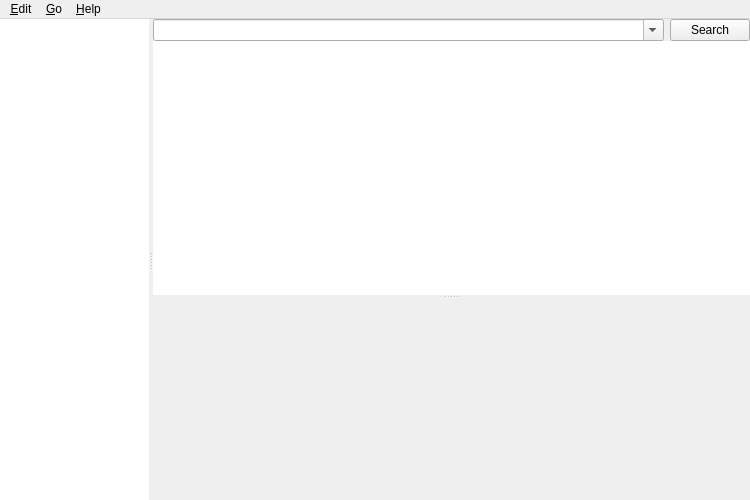
First picture: the form in designer/browser.ui, repository ankitects/anki, before the edit.
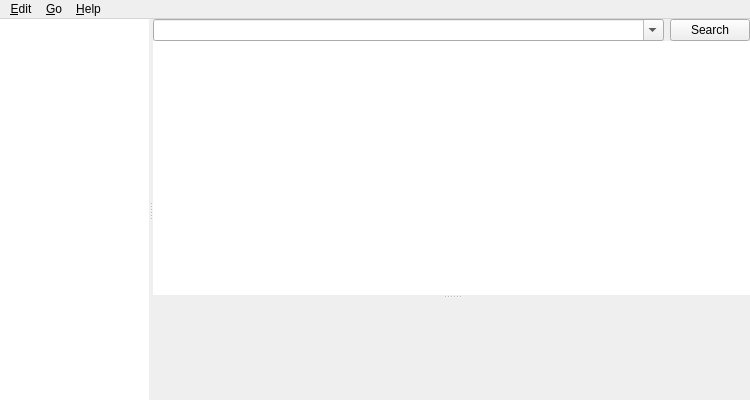
Second picture: the form after the edit. Icons and pictures are not drawn.

Commit message: decrease minimum height of browser

```diff
--- a/designer/browser.ui
+++ b/designer/browser.ui
@@ -7,13 +7,13 @@
     <x>0</x>
     <y>0</y>
     <width>750</width>
-    <height>500</height>
+    <height>400</height>
    </rect>
   </property>
   <property name="minimumSize">
    <size>
     <width>750</width>
-    <height>500</height>
+    <height>400</height>
    </size>
   </property>
   <property name="windowTitle">
@@ -208,7 +208,7 @@
              <property name="minimumSize">
               <size>
                <width>50</width>
-               <height>200</height>
+               <height>100</height>
               </size>
              </property>
             </widget>
```
